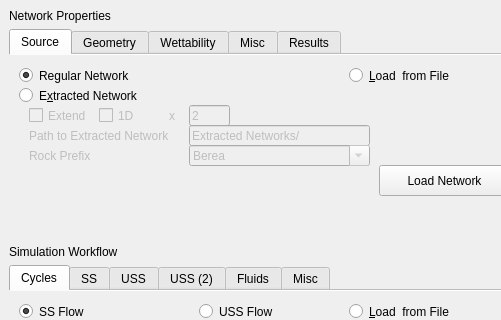
Above: mainwindow.ui from ahboujelben/numSCAL-basic before the change; both pictures show x 0 to 501 and y 0 to 320 of the 1100 by 650 pixel window. Below: the same form after it.
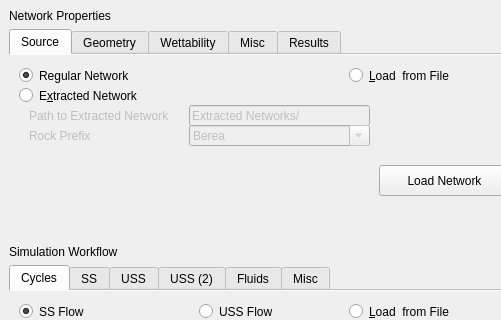
That is the form after the change. Icons and pictures are not drawn. Custom widgets are drawn as their Qt base class.

```diff
--- a/mainwindow.ui
+++ b/mainwindow.ui
@@ -97,7 +97,7 @@
           <property name="geometry">
            <rect>
             <x>20</x>
-            <y>70</y>
+            <y>50</y>
             <width>161</width>
             <height>21</height>
            </rect>
@@ -126,7 +126,7 @@
           <property name="geometry">
            <rect>
             <x>180</x>
-            <y>70</y>
+            <y>50</y>
             <width>181</width>
             <height>21</height>
            </rect>
@@ -142,7 +142,7 @@
           <property name="geometry">
            <rect>
             <x>20</x>
-            <y>90</y>
+            <y>70</y>
             <width>161</width>
             <height>21</height>
            </rect>
@@ -164,25 +164,6 @@
            <string/>
           </property>
          </widget>
-         <widget class="QCheckBox" name="extendCheckBox">
-          <property name="enabled">
-           <bool>false</bool>
-          </property>
-          <property name="geometry">
-           <rect>
-            <x>20</x>
-            <y>50</y>
-            <width>71</width>
-            <height>21</height>
-           </rect>
-          </property>
-          <property name="text">
-           <string>Extend</string>
-          </property>
-          <property name="checked">
-           <bool>false</bool>
-          </property>
-         </widget>
          <widget class="QRadioButton" name="loadFromFileRadioButton">
           <property name="geometry">
            <rect>
@@ -199,25 +180,6 @@
            <bool>false</bool>
           </property>
          </widget>
-         <widget class="QCheckBox" name="oneDirection">
-          <property name="enabled">
-           <bool>false</bool>
-          </property>
-          <property name="geometry">
-           <rect>
-            <x>90</x>
-            <y>50</y>
-            <width>51</width>
-            <height>21</height>
-           </rect>
-          </property>
-          <property name="text">
-           <string>1D</string>
-          </property>
-          <property name="checked">
-           <bool>false</bool>
-          </property>
-         </widget>
          <widget class="QComboBox" name="rockList">
           <property name="enabled">
            <bool>false</bool>
@@ -225,7 +187,7 @@
           <property name="geometry">
            <rect>
             <x>180</x>
-            <y>90</y>
+            <y>70</y>
             <width>181</width>
             <height>21</height>
            </rect>
@@ -327,38 +289,6 @@
            </property>
           </item>
          </widget>
-         <widget class="QLineEdit" name="extensionNumber">
-          <property name="enabled">
-           <bool>false</bool>
-          </property>
-          <property name="geometry">
-           <rect>
-            <x>180</x>
-            <y>50</y>
-            <width>41</width>
-            <height>21</height>
-           </rect>
-          </property>
-          <property name="text">
-           <string>2</string>
-          </property>
-         </widget>
-         <widget class="QLabel" name="label_x">
-          <property name="enabled">
-           <bool>false</bool>
-          </property>
-          <property name="geometry">
-           <rect>
-            <x>160</x>
-            <y>50</y>
-            <width>21</width>
-            <height>21</height>
-           </rect>
-          </property>
-          <property name="text">
-           <string>x</string>
-          </property>
-         </widget>
         </widget>
         <widget class="QWidget" name="geometryTab">
          <attribute name="title">
```
Left out of the diff: 1 changed line with no effect on the pictures.
